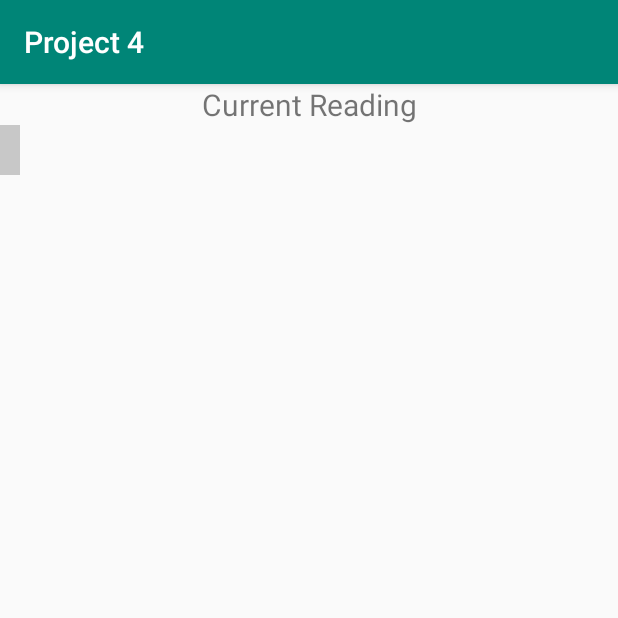
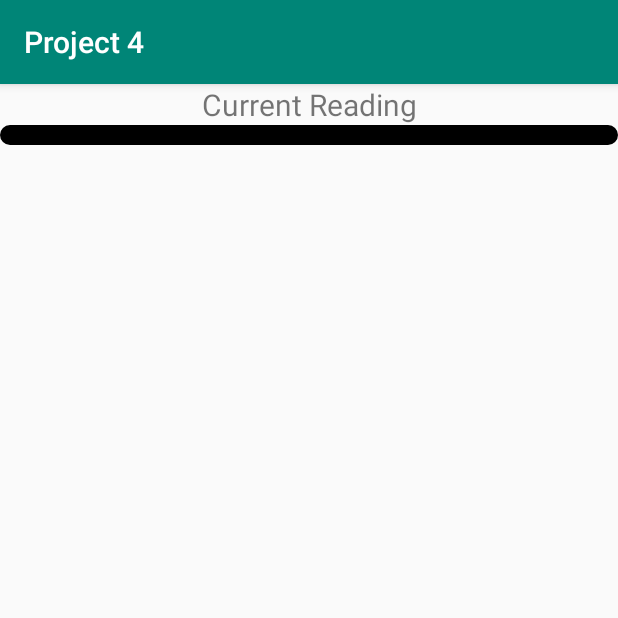
Before and after one commit to zordaxe234/CS528-Proj-4, an Android app: the screen it shows after launch (MainActivity), on a phone screen of 412 x 824 dp, the top half of it. Run offline under Robolectric (Android 15) with nearby library versions, the phone set to English and light mode, and no system bars.

Commit message:
added borders to certain layouts for visual aesthetic

```diff
--- a/app/src/main/java/com/example/project4/MainActivity.java
+++ b/app/src/main/java/com/example/project4/MainActivity.java
@@ -6,6 +6,7 @@ import android.content.Context;
 import android.content.DialogInterface;
 import android.content.pm.PackageManager;
 import android.graphics.Color;
+import android.graphics.drawable.GradientDrawable;
 import android.hardware.Sensor;
 import android.hardware.SensorEvent;
 import android.hardware.SensorEventListener;
@@ -32,6 +33,8 @@ import java.util.Locale;
 
 public class MainActivity extends AppCompatActivity implements SensorEventListener {
     private static DecimalFormat FORMAT = new DecimalFormat("#.###");
+
+
     LocationManager locationManager;
     LocationListener locationListener;
     SensorManager sensorManager;
@@ -52,7 +55,14 @@ public class MainActivity extends AppCompatActivity implements SensorEventListen
         textView.setTextSize(20);
         textView.setGravity(Gravity.CENTER);
         staticCell = createVerticalLayout();
-        staticCell.setBackgroundColor(Color.rgb(200, 200, 200));
+
+        GradientDrawable drawable = new GradientDrawable();
+        drawable.setShape(GradientDrawable.RECTANGLE);
+        drawable.setStroke(10, Color.BLACK);
+        drawable.setCornerRadius(8);
+        drawable.setColor(Color.LTGRAY);
+        staticCell.setBackground(drawable);
+
         viewGroup.addView(textView);
         viewGroup.addView(staticCell);
 
@@ -63,11 +73,12 @@ public class MainActivity extends AppCompatActivity implements SensorEventListen
         LinearLayout linearLayout = new LinearLayout(MainActivity.this);
         linearLayout.setOrientation(LinearLayout.VERTICAL);
         RelativeLayout.LayoutParams params = new RelativeLayout.LayoutParams(
-                ViewGroup.LayoutParams.WRAP_CONTENT,
+                ViewGroup.LayoutParams.MATCH_PARENT,
                 ViewGroup.LayoutParams.WRAP_CONTENT
         );
         linearLayout.setLayoutParams(params);
-        linearLayout.setPadding(10, 10, 10, 40);
+        linearLayout.setPadding(25, 10, 10, 10);
+        params.setMargins(10, 10, 10, 10);
         return linearLayout;
     }
 
@@ -96,10 +107,18 @@ public class MainActivity extends AppCompatActivity implements SensorEventListen
                     TextView textView = new TextView(MainActivity.this);
                     textView.setTextSize(20);
                     textView.setText("Point #" + readingNumber);
+                    textView.setGravity(Gravity.CENTER);
                     readingNumber++;
                     baseLayout.addView(textView, 2);
 
                     LinearLayout linearLayout = createVerticalLayout();
+
+                    GradientDrawable drawable = new GradientDrawable();
+                    drawable.setShape(GradientDrawable.RECTANGLE);
+                    drawable.setStroke(10, Color.BLACK);
+                    drawable.setCornerRadius(8);
+                    drawable.setColor(Color.LTGRAY);
+                    linearLayout.setBackground(drawable);
 
                     Location origin = userLocation.getOriginLocation();
                     for (TextView view : getFormatted(userLocation, origin.getLongitude(), origin.getLatitude(), origin.getAltitude())) {
```
